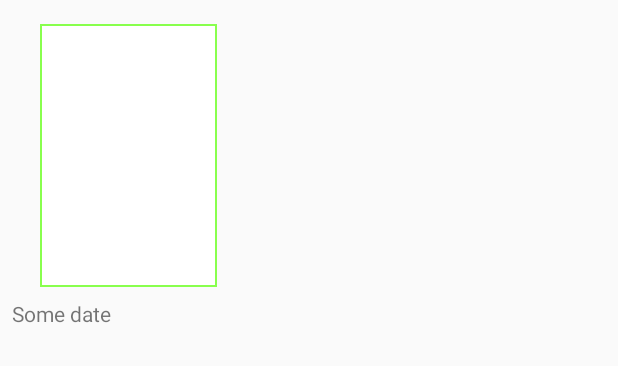
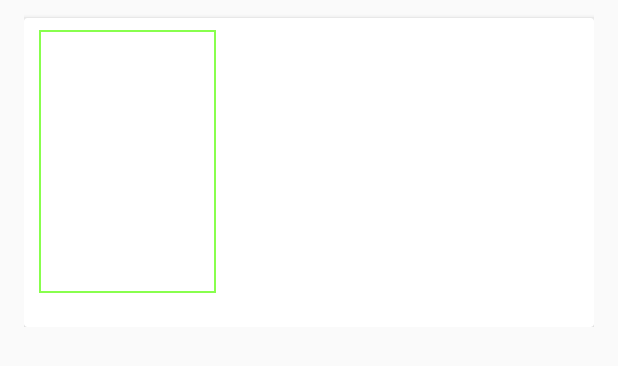
Before and after one commit to OrenScheer/Find-My-Representatives, an Android app: the layout recyclerview_item_row.xml on its own in the app's theme, with its tools: preview values and no code run, on a phone screen of 412 x 824 dp. Shown: the top 366 px of the screen. Run offline under Robolectric (Android 15) with nearby library versions, the phone set to English and light mode, and no system bars.

Commit message:
Switch to card based results layout

```diff
--- a/app/build.gradle
+++ b/app/build.gradle
@@ -42,6 +42,7 @@ dependencies {
     implementation "com.squareup.moshi:moshi-kotlin:1.9.3"
     implementation 'androidx.recyclerview:recyclerview:1.1.0'
     implementation 'com.github.bumptech.glide:glide:4.11.0'
+    implementation 'androidx.cardview:cardview:1.0.0'
     annotationProcessor 'com.github.bumptech.glide:compiler:4.11.0'
     testImplementation 'junit:junit:4.12'
     testImplementation 'com.google.truth:truth:1.0.1'
--- a/app/src/main/java/com/example/findmyrepresentatives/RecyclerAdapter.kt
+++ b/app/src/main/java/com/example/findmyrepresentatives/RecyclerAdapter.kt
@@ -1,6 +1,5 @@
 package com.example.findmyrepresentatives
 
-import android.content.Intent
 import android.util.Log
 import android.view.LayoutInflater
 import android.view.View
@@ -8,7 +7,6 @@ import android.view.ViewGroup
 import androidx.recyclerview.widget.RecyclerView
 import com.bumptech.glide.Glide
 import kotlinx.android.synthetic.main.recyclerview_item_row.view.*
-import java.io.FileNotFoundException
 
 class RecyclerAdapter(private var reps: List<Representative>)
     : RecyclerView.Adapter<RecyclerAdapter.RepresentativeHolder>() {
@@ -51,9 +49,10 @@ class RecyclerAdapter(private var reps: List<Representative>)
             Glide.with(view)
                 .load(url)
                 .placeholder(R.drawable.unknown_person)
-                .into(view.itemImage)
-            view.itemDate.text = representative.name
-            view.itemDescription.text = representative.representative_set_name
+                .into(view.rep_portrait)
+            view.rep_name.text = representative.name
+            view.rep_riding.text = representative.district_name
+            view.rep_party.text = representative.party_name
         }
     }
 }
--- a/app/src/main/java/com/example/findmyrepresentatives/Representative.kt
+++ b/app/src/main/java/com/example/findmyrepresentatives/Representative.kt
@@ -6,6 +6,7 @@ package com.example.findmyrepresentatives
  */
 class Representative (
     val photo_url: String,
+    val party_name: String,
     val name: String,
     val district_name: String,
     val representative_set_name: String,
--- a/app/src/main/res/layout/recyclerview_item_row.xml
+++ b/app/src/main/res/layout/recyclerview_item_row.xml
@@ -1,53 +1,86 @@
 <?xml version="1.0" encoding="utf-8"?>
-<androidx.constraintlayout.widget.ConstraintLayout
-    xmlns:android="http://schemas.android.com/apk/res/android"
+<androidx.constraintlayout.widget.ConstraintLayout xmlns:android="http://schemas.android.com/apk/res/android"
     xmlns:app="http://schemas.android.com/apk/res-auto"
     xmlns:tools="http://schemas.android.com/tools"
-    android:padding="8dp"
     android:layout_width="match_parent"
-    android:layout_height="wrap_content">
+    android:layout_height="wrap_content"
+    android:layout_marginStart="16dp"
+    android:layout_marginEnd="16dp"
+    android:padding="0dp">
+
+    <androidx.cardview.widget.CardView
+        android:id="@+id/repCard"
+        android:layout_width="match_parent"
+        android:layout_height="206dp"
+        android:layout_marginTop="12dp"
+        app:cardBackgroundColor="#FFFFFF"
+        app:layout_constraintTop_toTopOf="parent">
+
+        <androidx.constraintlayout.widget.ConstraintLayout
+            android:layout_width="match_parent"
+            android:layout_height="match_parent">
 
             <ImageView
-        android:id="@+id/itemImage"
+                android:id="@+id/rep_portrait"
                 android:layout_width="118dp"
                 android:layout_height="175dp"
+                android:layout_marginStart="8dp"
                 android:layout_marginTop="8dp"
+                android:background="@drawable/portrait_border"
                 android:contentDescription="@string/photo_alt"
                 android:scaleType="centerCrop"
-        android:background="@drawable/portrait_border"
-        app:layout_constraintBottom_toTopOf="@+id/itemDate"
+                app:layout_constraintEnd_toStartOf="@+id/constraintLayout"
+                app:layout_constraintHorizontal_bias="0.5"
+                app:layout_constraintStart_toStartOf="parent"
+                app:layout_constraintTop_toTopOf="parent" />
+
+            <androidx.constraintlayout.widget.ConstraintLayout
+                android:id="@+id/constraintLayout"
+                android:layout_width="232dp"
+                android:layout_height="175dp"
+                android:layout_marginStart="8dp"
+                android:layout_marginTop="8dp"
+                android:layout_marginEnd="8dp"
                 app:layout_constraintEnd_toEndOf="parent"
-        app:layout_constraintHorizontal_bias="0.068"
-        app:layout_constraintStart_toStartOf="parent"
-        app:layout_constraintTop_toTopOf="parent"
-        app:layout_constraintVertical_bias="0.74" />
+                app:layout_constraintHorizontal_bias="0.5"
+                app:layout_constraintStart_toEndOf="@+id/rep_portrait"
+                app:layout_constraintTop_toTopOf="parent">
 
                 <TextView
-        android:id="@+id/itemDate"
-        android:layout_width="0dp"
+                    android:id="@+id/rep_party"
+                    android:layout_width="match_parent"
                     android:layout_height="wrap_content"
-        android:layout_gravity="top|start"
-        android:layout_marginTop="8dp"
-        android:layout_weight="1"
-        app:layout_constraintBottom_toTopOf="@+id/itemDescription"
-        app:layout_constraintEnd_toEndOf="parent"
-        app:layout_constraintHorizontal_bias="0.5"
-        app:layout_constraintStart_toStartOf="parent"
-        app:layout_constraintTop_toBottomOf="@+id/itemImage"
-        tools:text="Some date" />
+                    android:textSize="14sp"
+                    app:layout_constraintBottom_toBottomOf="parent"
+                    app:layout_constraintTop_toBottomOf="@+id/rep_riding" />
 
                 <TextView
-        android:id="@+id/itemDescription"
-        android:layout_width="wrap_content"
+                    android:id="@+id/rep_riding"
+                    android:layout_width="match_parent"
                     android:layout_height="wrap_content"
-        android:layout_gravity="center|start"
                     android:layout_weight="1"
                     android:ellipsize="end"
                     android:maxLines="5"
-        app:layout_constraintBottom_toBottomOf="parent"
-        app:layout_constraintEnd_toEndOf="parent"
-        app:layout_constraintHorizontal_bias="0.5"
-        app:layout_constraintStart_toStartOf="parent"
-        app:layout_constraintTop_toBottomOf="@+id/itemDate" />
+                    android:textSize="14sp"
+                    app:layout_constraintBottom_toTopOf="@+id/rep_party"
+                    app:layout_constraintTop_toBottomOf="@+id/rep_name"
+                    tools:layout_editor_absoluteX="5dp" />
+
+                <TextView
+                    android:id="@+id/rep_name"
+                    android:layout_width="match_parent"
+                    android:layout_height="wrap_content"
+                    android:layout_weight="1"
+                    android:textSize="14sp"
+                    android:textStyle="bold"
+                    app:layout_constraintBottom_toTopOf="@+id/rep_riding"
+                    app:layout_constraintTop_toTopOf="parent"
+                    app:layout_constraintVertical_chainStyle="spread_inside"
+                    tools:layout_editor_absoluteX="5dp" />
+            </androidx.constraintlayout.widget.ConstraintLayout>
 
         </androidx.constraintlayout.widget.ConstraintLayout>
+
+    </androidx.cardview.widget.CardView>
+
+</androidx.constraintlayout.widget.ConstraintLayout>
```
Lines whose indentation alone changed are shown as unchanged.
